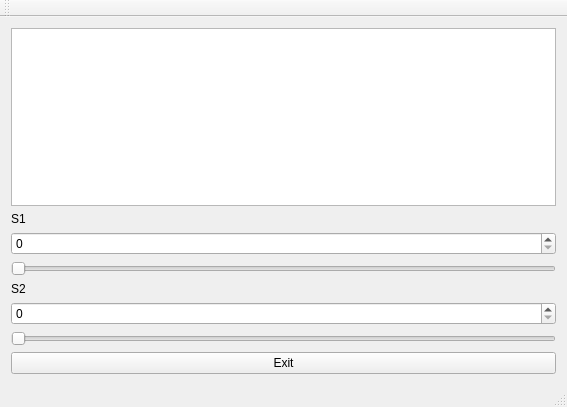
Choucroutajc/projet, file mainwindow.ui: the form before one commit.
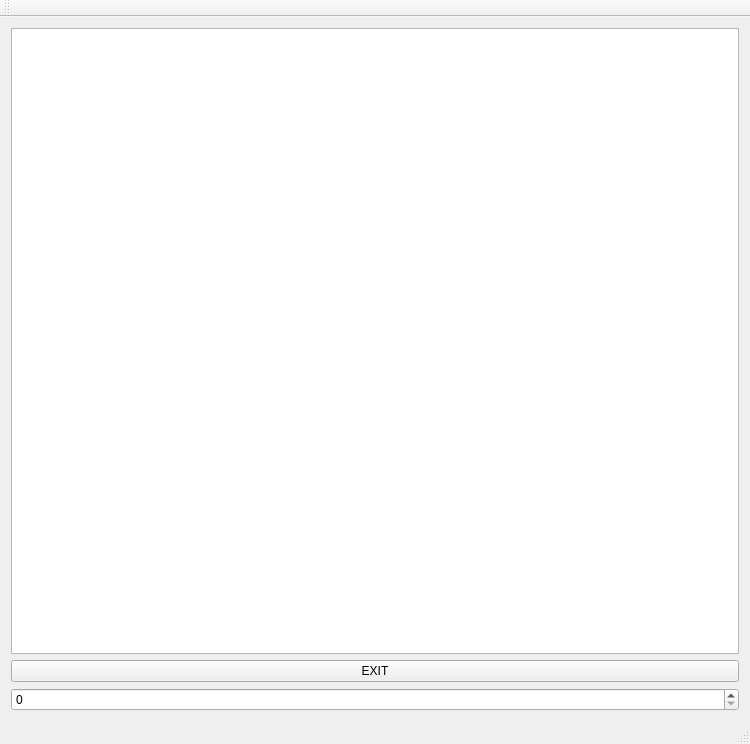
The form after the commit.

The edit to the form file:
```diff
--- a/mainwindow.ui
+++ b/mainwindow.ui
@@ -6,8 +6,8 @@
    <rect>
     <x>0</x>
     <y>0</y>
-    <width>567</width>
-    <height>407</height>
+    <width>750</width>
+    <height>744</height>
    </rect>
   </property>
   <property name="windowTitle">
@@ -19,49 +19,14 @@
      <widget class="QGraphicsView" name="graphicsView"/>
     </item>
     <item>
-     <widget class="QLabel" name="label">
+     <widget class="QPushButton" name="EXIT">
       <property name="text">
-       <string>S1</string>
+       <string>EXIT</string>
       </property>
      </widget>
     </item>
     <item>
-     <widget class="QSpinBox" name="spinBox">
-      <property name="maximum">
-       <number>1000</number>
-      </property>
-     </widget>
-    </item>
-    <item>
-     <widget class="QSlider" name="S1">
-      <property name="orientation">
-       <enum>Qt::Horizontal</enum>
-      </property>
-     </widget>
-    </item>
-    <item>
-     <widget class="QLabel" name="label_2">
-      <property name="text">
-       <string>S2</string>
-      </property>
-     </widget>
-    </item>
-    <item>
-     <widget class="QSpinBox" name="spinBox_2"/>
-    </item>
-    <item>
-     <widget class="QSlider" name="S2">
-      <property name="orientation">
-       <enum>Qt::Horizontal</enum>
-      </property>
-     </widget>
-    </item>
-    <item>
-     <widget class="QPushButton" name="pushButton">
-      <property name="text">
-       <string>Exit</string>
-      </property>
-     </widget>
+     <widget class="QSpinBox" name="spinBox"/>
     </item>
    </layout>
   </widget>
```
Left out of the diff: 42 changed lines with no effect on the pictures.
